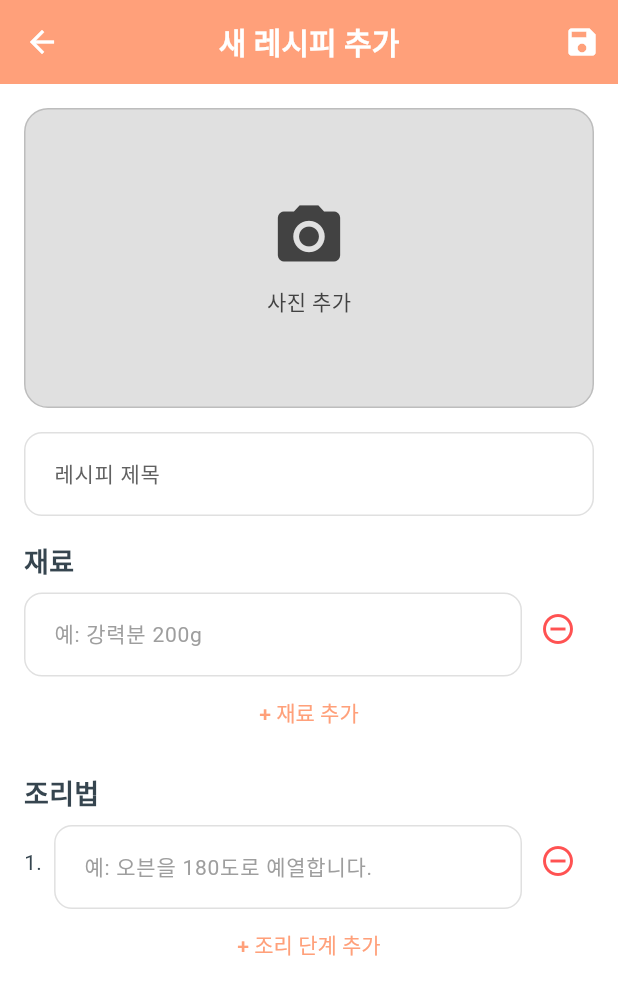
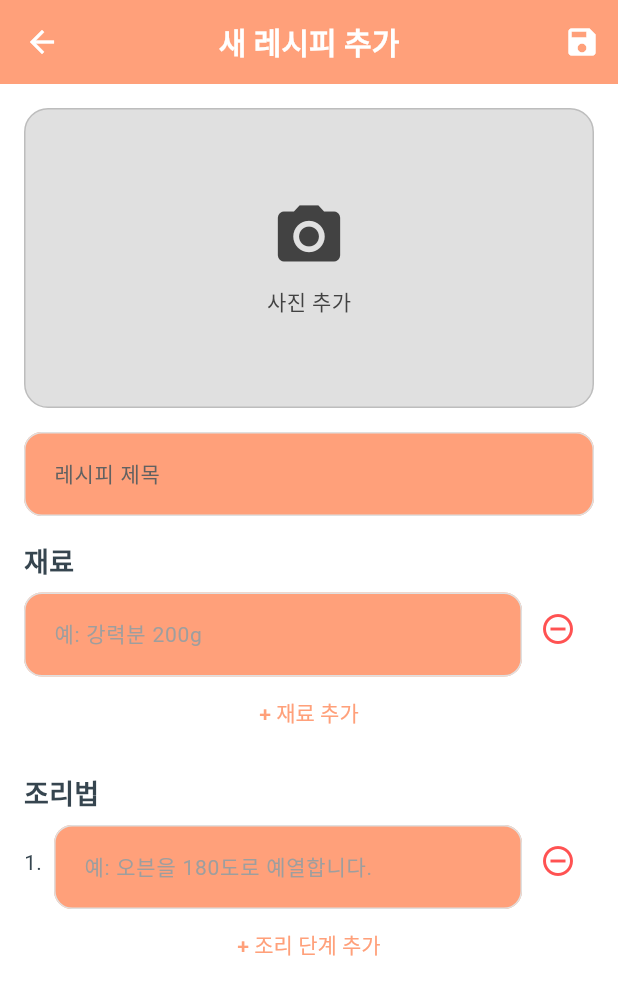
Before and after one commit to kdh4501/dr_bread_app, a Flutter app: the AddRecipeScreen screen opened directly, on a phone screen of 412 x 824 dp. Shown: the top 995 px of the screen. Run offline on Flutter 3.47's test engine with Material 3 defaults, Android fonts, the light colour scheme and no system bars; our stand-ins replace bloc, cached_network_image, cloud_firestore, equatable, firebase_auth, firebase_core and 8 more; missing offline and left inert: firebase_app_check; accounts and stored records are empty.

Commit message:
fix 검색어 입력창 ui개선 흰색배경이라 흰글씨 안보였음 개선

```diff
--- a/lib/theme/app_theme.dart
+++ b/lib/theme/app_theme.dart
@@ -117,8 +117,8 @@ ThemeData bbangbaksaTheme = ThemeData(
     actionsIconTheme: const IconThemeData(color: Colors.white, size: 24), // 액션 아이콘 색상/크기
   ),
   inputDecorationTheme: InputDecorationTheme( // 입력 필드 테마
-    filled: true, // 배경색 채우기
-    fillColor: Colors.white, // 배경색 (흰색)
+    filled: true, // 배경색 채우기 활성화
+    fillColor: const Color(0xFFFFA07A),
     hoverColor: Colors.grey.shade100, // 호버 시 색상
     focusColor: const Color(0xFFFFA07A), // 포커스 시 색상
     border: OutlineInputBorder( // 기본 테두리 스타일
```
Also changed, not shown: flutter_01.png (added), lib/features/recipe/presentation/screens/main_recipe_list_screen.dart (indentation only).
